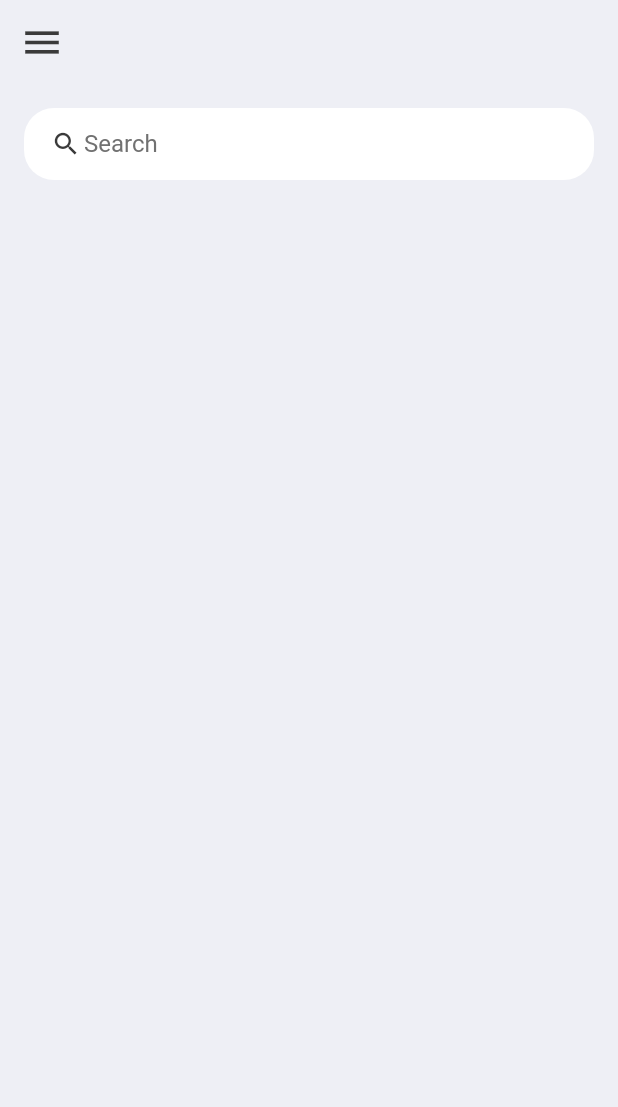
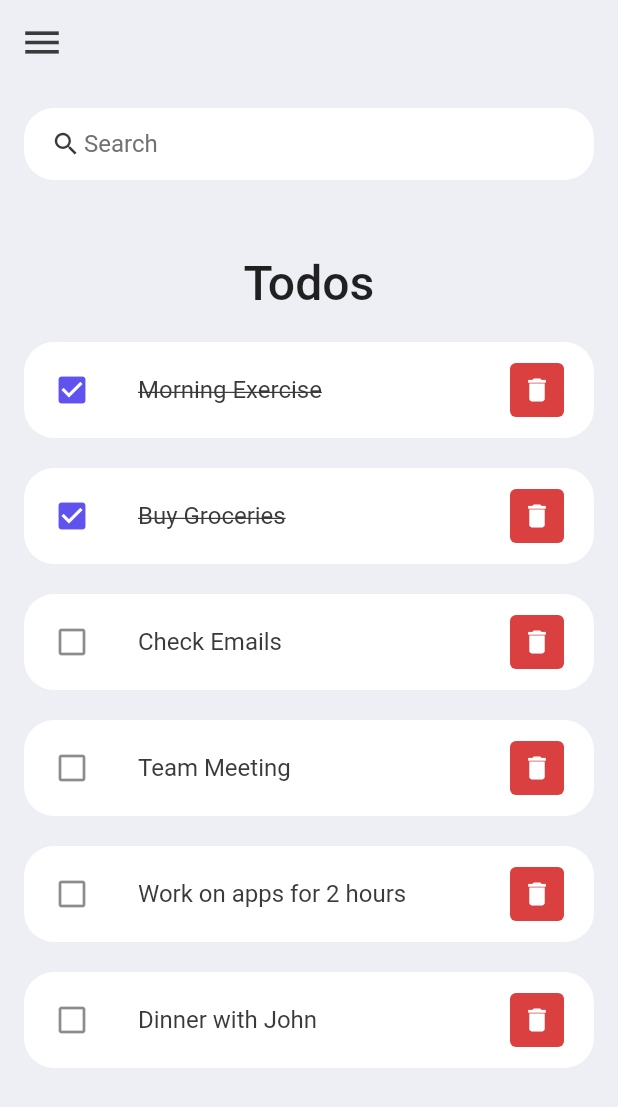
Before and after one commit to lane-hogan/nutodo, a Flutter app: the screen it shows after launch, on a phone screen of 412 x 824 dp. Shown: the top 1107 px of the screen. Run offline on Flutter 3.47's test engine with Material 2 defaults, Android fonts, the phone set to English and light mode, and no system bars.

Commit message:
Add todo item

```diff
--- a/lib/main.dart
+++ b/lib/main.dart
@@ -17,7 +17,7 @@ class MyApp extends StatelessWidget {
         statusBarColor: Colors.transparent,
       ),
     );
-    return const MaterialApp(
+    return MaterialApp(
       title: 'Nutodo',
       home: HomeScreen(),
     );
--- /dev/null
+++ b/lib/models/todo.dart
@@ -0,0 +1,11 @@
+class Todo {
+  String? id;
+  String? text;
+  bool completed;
+
+  Todo({
+    required this.id,
+    required this.text,
+    this.completed = false,
+  });
+}
--- a/lib/screens/home_screen.dart
+++ b/lib/screens/home_screen.dart
@@ -1,9 +1,31 @@
 import 'package:flutter/material.dart';
+import 'package:nutodo/models/todo.dart';
 import 'package:nutodo/utils/colors.dart';
 import 'package:nutodo/widgets/search_bar.dart';
+import 'package:nutodo/widgets/todo_item.dart';
 
-class HomeScreen extends StatelessWidget {
+class HomeScreen extends StatefulWidget {
   const HomeScreen({super.key});
+
+  @override
+  State<HomeScreen> createState() => _HomeScreenState();
+}
+
+class _HomeScreenState extends State<HomeScreen> {
+  final List<Todo> todos = [
+    Todo(id: '01', text: 'Morning Exercise', completed: true),
+    Todo(id: '02', text: 'Buy Groceries', completed: true),
+    Todo(id: '03', text: 'Check Emails'),
+    Todo(id: '04', text: 'Team Meeting'),
+    Todo(id: '05', text: 'Work on apps for 2 hours'),
+    Todo(id: '06', text: 'Dinner with John'),
+  ];
+
+  void deleteTodo(int index) {
+    setState(() {
+      todos.removeAt(index);
+    });
+  }
 
   @override
   Widget build(BuildContext context) {
@@ -22,8 +44,27 @@ class HomeScreen extends StatelessWidget {
       body: Container(
         padding: const EdgeInsets.symmetric(horizontal: 16.0, vertical: 16.0),
         child: Column(
-          children: const [
-            SearchBar(),
+          children: [
+            const SearchBar(),
+            Container(
+              margin: const EdgeInsets.only(top: 50.0, bottom: 20.0),
+              child: const Text(
+                'Todos',
+                style: TextStyle(
+                  fontSize: 32.0,
+                  fontWeight: FontWeight.w500,
+                ),
+              ),
+            ),
+            Expanded(
+              child: ListView.builder(
+                itemCount: todos.length,
+                itemBuilder: (context, index) => TodoItem(
+                  todo: todos[index],
+                  onDeleteTapped: () => deleteTodo(index),
+                ),
+              ),
+            )
           ],
         ),
       ),
--- /dev/null
+++ b/lib/widgets/todo_item.dart
@@ -0,0 +1,72 @@
+import 'package:flutter/material.dart';
+import 'package:nutodo/models/todo.dart';
+import 'package:nutodo/utils/colors.dart';
+
+class TodoItem extends StatefulWidget {
+  const TodoItem({
+    super.key,
+    required this.todo,
+    required this.onDeleteTapped,
+  });
+
+  final Todo todo;
+  final Function() onDeleteTapped;
+
+  @override
+  State<TodoItem> createState() => _TodoItemState();
+}
+
+class _TodoItemState extends State<TodoItem> {
+  @override
+  Widget build(BuildContext context) {
+    return Container(
+      margin: const EdgeInsets.only(bottom: 20.0),
+      child: ListTile(
+        onTap: () {
+          setState(() {
+            widget.todo.completed = !widget.todo.completed;
+          });
+        },
+        shape: RoundedRectangleBorder(
+          borderRadius: BorderRadius.circular(20.0),
+        ),
+        contentPadding: const EdgeInsets.symmetric(
+          horizontal: 20.0,
+          vertical: 4.0,
+        ),
+        tileColor: Colors.white,
+        leading: widget.todo.completed
+            ? const Icon(
+                Icons.check_box,
+                color: AppColors.blue,
+              )
+            : const Icon(Icons.check_box_outline_blank),
+        title: Text(
+          widget.todo.text ?? '',
+          style: TextStyle(
+            fontSize: 16.0,
+            color: AppColors.black,
+            decoration: widget.todo.completed
+                ? TextDecoration.lineThrough
+                : TextDecoration.none,
+          ),
+        ),
+        trailing: Container(
+          padding: const EdgeInsets.all(0),
+          width: 36.0,
+          height: 36.0,
+          decoration: BoxDecoration(
+            color: AppColors.red,
+            borderRadius: BorderRadius.circular(4.0),
+          ),
+          child: IconButton(
+            icon: const Icon(Icons.delete),
+            color: Colors.white,
+            iconSize: 20.0,
+            onPressed: widget.onDeleteTapped,
+          ),
+        ),
+      ),
+    );
+  }
+}
```
